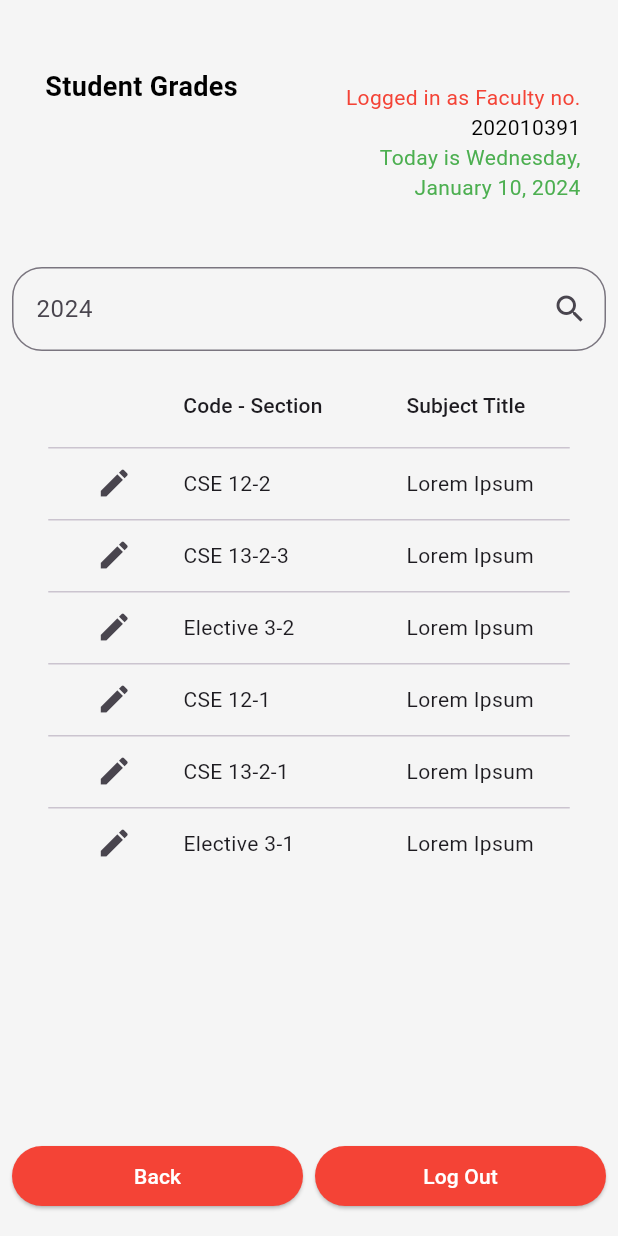
After one commit to Hestice/plm_crs_undergrad_mobile, a Flutter app: the FacultyGrade screen opened by its route, on a phone screen of 412 x 824 dp. The commit adds this screen. Run offline on Flutter 3.47's test engine with Material 2 defaults, Android fonts, the phone set to English and light mode, and no system bars; our stand-ins replace firebase_core, form_validator, go_router; accounts and stored records are empty.

Commit message:
faculty view grades

```diff
--- a/lib/configs/app_routes.dart
+++ b/lib/configs/app_routes.dart
@@ -11,6 +11,7 @@ import '../screens/faculty/faculty_assignment_detail_screen.dart';
 import '../screens/faculty/faculty_assignments_screen.dart';
 import '../screens/faculty/faculty_dashboard_screen.dart';
 import '../screens/faculty/faculty_teaching_assignment_screen.dart';
+import '../screens/faculty/faculty_view_grades_screen.dart';
 
 var router = GoRouter(
   routes: [
@@ -54,6 +55,10 @@ var router = GoRouter(
       path: '/student-grades',
       builder: (context, state) => StudentGrade(),
     ),
+    GoRoute(
+      path: '/faculty-grades',
+      builder: (context, state) => FacultyGrade(),
+    ),
     // GoRoute(
     //   path: '/faculty-home',
     //   builder: (context, state) => FacultyHome(),
--- a/lib/screens/faculty/faculty_dashboard_screen.dart
+++ b/lib/screens/faculty/faculty_dashboard_screen.dart
@@ -149,6 +149,8 @@ class FacultyDashboard extends StatelessWidget {
             context.go('/teaching-assignment');
           } else if (title == 'View Assignments') {
             context.go('/view-assignments'); // This is the new line you add
+          } else if (title == 'View Grades') {
+            context.go('/faculty-grades'); // This is the new line you add
           } else {
             // Handle other actions
           }
--- /dev/null
+++ b/lib/screens/faculty/faculty_view_grades_screen.dart
@@ -0,0 +1,179 @@
+import 'package:flutter/material.dart';
+import 'package:go_router/go_router.dart';
+
+class FacultyGrade extends StatefulWidget {
+  const FacultyGrade({Key? key}) : super(key: key);
+
+  @override
+  State<FacultyGrade> createState() => _FacultyGradeState();
+}
+
+class _FacultyGradeState extends State<FacultyGrade> {
+
+
+  @override
+  Widget build(BuildContext context) {
+final assignments = [
+      {'title': 'Lorem Ipsum', 'code': 'CSE 12-2'},
+      {'title': 'Lorem Ipsum', 'code': 'CSE 13-2-3'},
+      {'title': 'Lorem Ipsum', 'code': 'Elective 3-2'},
+      {'title': 'Lorem Ipsum', 'code': 'CSE 12-1'},
+      {'title': 'Lorem Ipsum', 'code': 'CSE 13-2-1'},
+      {'title': 'Lorem Ipsum', 'code': 'Elective 3-1'},
+      // Add more assignments here...
+    ];
+
+    return Scaffold(
+      backgroundColor: Colors.grey[100],
+      body: Column(
+        children: [
+          Container(
+            padding: const EdgeInsets.symmetric(vertical: 35, horizontal: 25),
+            alignment: Alignment.bottomCenter,
+            height: 170,
+            child: Row(
+              crossAxisAlignment: CrossAxisAlignment.start,
+              mainAxisAlignment: MainAxisAlignment.spaceBetween,
+              children: [
+                Container(
+                  padding: const EdgeInsets.all(5.0),
+                  margin: const EdgeInsets.only(left: 0, top: 5),
+                  child: const Text(
+                    "Student Grades",
+                    style: TextStyle(
+                      fontSize: 18,
+                      fontWeight: FontWeight.bold,
+                      color: Colors.black,
+                    ),
+                  ),
+                ),
+                const Column(
+                  mainAxisAlignment: MainAxisAlignment.end,
+                  crossAxisAlignment: CrossAxisAlignment.end,
+                  children: [
+                    Text(
+                      "Logged in as Faculty no.",
+                      style: TextStyle(
+                        fontSize: 14,
+                        color: Colors.red,
+                      ),
+                    ),
+                    Text(
+                      "202010391",
+                      style: TextStyle(
+                        fontSize: 14,
+                        color: Colors.black,
+                      ),
+                    ),
+                    Text(
+                      "Today is Wednesday,",
+                      style: TextStyle(
+                        fontSize: 14,
+                        color: Colors.green,
+                      ),
+                    ),
+                    Text(
+                      "January 10, 2024",
+                      style: TextStyle(
+                        fontSize: 14,
+                        color: Colors.green,
+                      ),
+                    ),
+                  ],
+                ),
+              ],
+            ),
+          ),
+          Padding(
+            padding: const EdgeInsets.all(8.0),
+            child: TextField(
+              decoration: InputDecoration(
+                hintText: '2024',
+                suffixIcon: const Icon(Icons.search),
+                border: OutlineInputBorder(
+                  borderRadius: BorderRadius.circular(20),
+                ),
+              ),
+            ),
+          ),
+          Expanded(
+            child: SingleChildScrollView(
+              child: DataTable(
+                columns: const [
+                  DataColumn(label: Text('')),
+                  DataColumn(label: Text('Code - Section')),
+                  DataColumn(label: Text('Subject Title')),
+                ],
+                rows: List<DataRow>.generate(
+                  assignments.length,
+                  (index) => DataRow(
+                    cells: [
+                      DataCell(
+                        Container(
+                          width: 10, // Set a fixed width for the edit icon
+                          child: IconButton(
+                            icon: const Icon(Icons.edit),
+                            onPressed: () {
+                              // Handle edit action here
+                              print('Edit tapped for ${assignments[index]['code']}');
+                            },
+                          ),
+                        ),
+                      ),
+                      DataCell(Text(assignments[index]['code']!)),
+                      DataCell((Text(assignments[index]['title']!))),
+                    ],
+                  ),
+                ),
+              ),
+            ),
+          ),
+          Padding(
+            padding:
+                const EdgeInsets.symmetric(horizontal: 8.0, vertical: 16.0),
+            child: Row(
+              mainAxisAlignment: MainAxisAlignment.spaceEvenly,
+              children: <Widget>[
+                Expanded(
+                  child: ElevatedButton(
+                    onPressed: () {
+                      // Use GoRouter to navigate back to the dashboard screen
+                      GoRouter.of(context).go('/faculty-dashboard');
+                    },
+                    style: ElevatedButton.styleFrom(
+                      primary: Colors.red,
+                      shape: RoundedRectangleBorder(
+                        borderRadius: BorderRadius.circular(20),
+                      ),
+                    ),
+                    child: const Text('Back',
+                        style: TextStyle(color: Colors.white)),
+                  ),
+                ),
+                const SizedBox(width: 8),
+                Expanded(
+                  child: ElevatedButton(
+                    onPressed: () {
+                      GoRouter.of(context).go('/login');
+                    },
+                    style: ElevatedButton.styleFrom(
+                      primary: Colors.red,
+                      shape: RoundedRectangleBorder(
+                        borderRadius: BorderRadius.circular(20),
+                      ),
+                    ),
+                    child: const Text(
+                      'Log Out',
+                      style: TextStyle(color: Colors.white),
+                    ),
+                  ),
+                ),
+              ],
+            ),
+          ),
+
+        ],
+      ),
+    );
+  }
+}
--- a/lib/screens/student/studentgrade.dart
+++ b/lib/screens/student/studentgrade.dart
@@ -214,10 +214,10 @@ class _StudentGradeState extends State<StudentGrade> {
                   GoRouter.of(context).go('/student-home');
                 },
                 style: ElevatedButton.styleFrom(
-                  backgroundColor: Colors.white, // Set button background color
+                  backgroundColor: Colors.white,
                   shape: RoundedRectangleBorder(
                     borderRadius:
-                        BorderRadius.circular(8.0), // Set button border radius
+                        BorderRadius.circular(8.0),
                   ),
                 ),
                 child: const Padding(
@@ -232,7 +232,7 @@ class _StudentGradeState extends State<StudentGrade> {
                 onPressed: () {},
                 style: ElevatedButton.styleFrom(
                   backgroundColor:
-                      Colors.yellowAccent, // Set button background color
+                      Colors.yellowAccent,
                   shape: RoundedRectangleBorder(
                     borderRadius:
                         BorderRadius.circular(8.0), // Set button border radius
```
